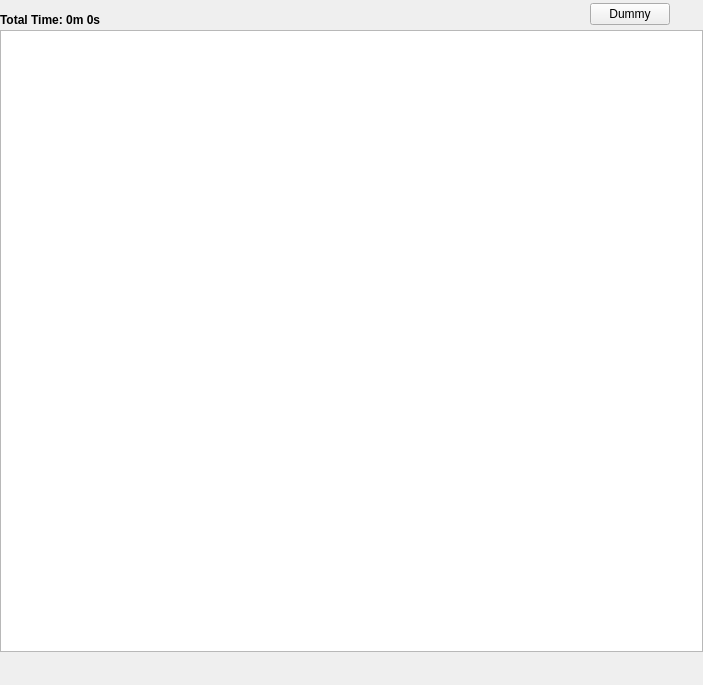
Qt form trunk/GUI/playlist/GUI_Playlist.ui (shahid334/sayonara-player) before a commit.
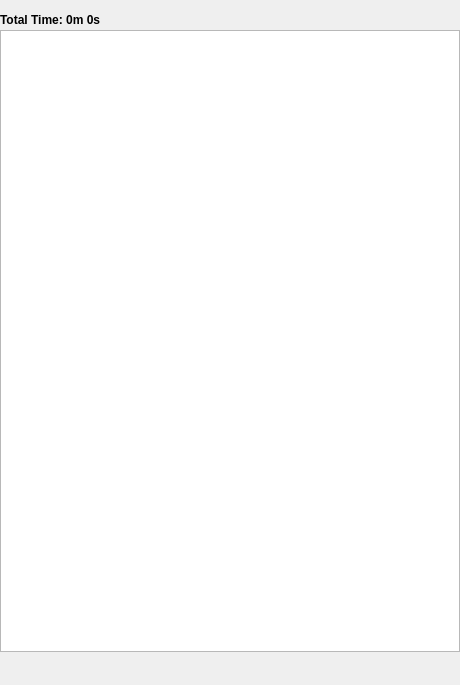
The same form after that commit. Icons and pictures are not drawn. Custom widgets are drawn as their Qt base class.

Commit message: playlists implemented (next step) But not very good yet... need a little more time

```diff
--- a/trunk/GUI/playlist/GUI_Playlist.ui
+++ b/trunk/GUI/playlist/GUI_Playlist.ui
@@ -9,7 +9,7 @@
    <rect>
     <x>0</x>
     <y>0</y>
-    <width>703</width>
+    <width>460</width>
     <height>685</height>
    </rect>
   </property>
@@ -82,13 +82,6 @@
     </widget>
    </item>
    <item row="0" column="7">
-    <widget class="QPushButton" name="btn_dummy">
-     <property name="text">
-      <string>Dummy</string>
-     </property>
-    </widget>
-   </item>
-   <item row="0" column="8">
     <widget class="QPushButton" name="btn_clear">
      <property name="minimumSize">
       <size>
@@ -123,7 +116,7 @@
      </property>
     </widget>
    </item>
-   <item row="1" column="0" colspan="9">
+   <item row="1" column="0" colspan="8">
     <widget class="MyListView" name="listView">
      <property name="minimumSize">
       <size>
@@ -322,7 +315,7 @@
      </property>
     </spacer>
    </item>
-   <item row="2" column="8">
+   <item row="2" column="7">
     <widget class="QPushButton" name="btn_append">
      <property name="minimumSize">
       <size>
```
The commit also changes 21 other files.
